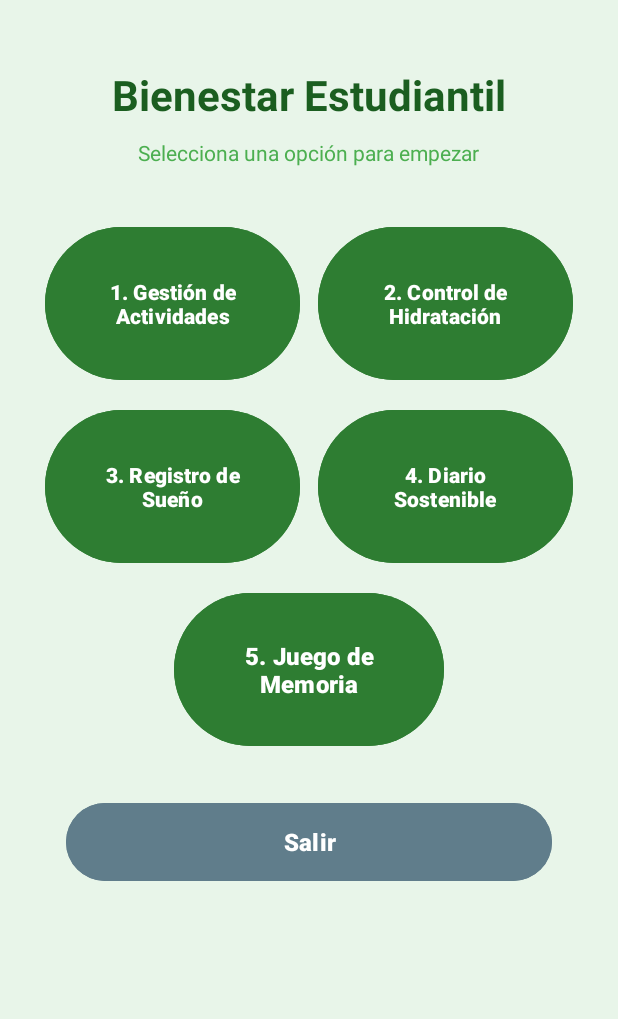
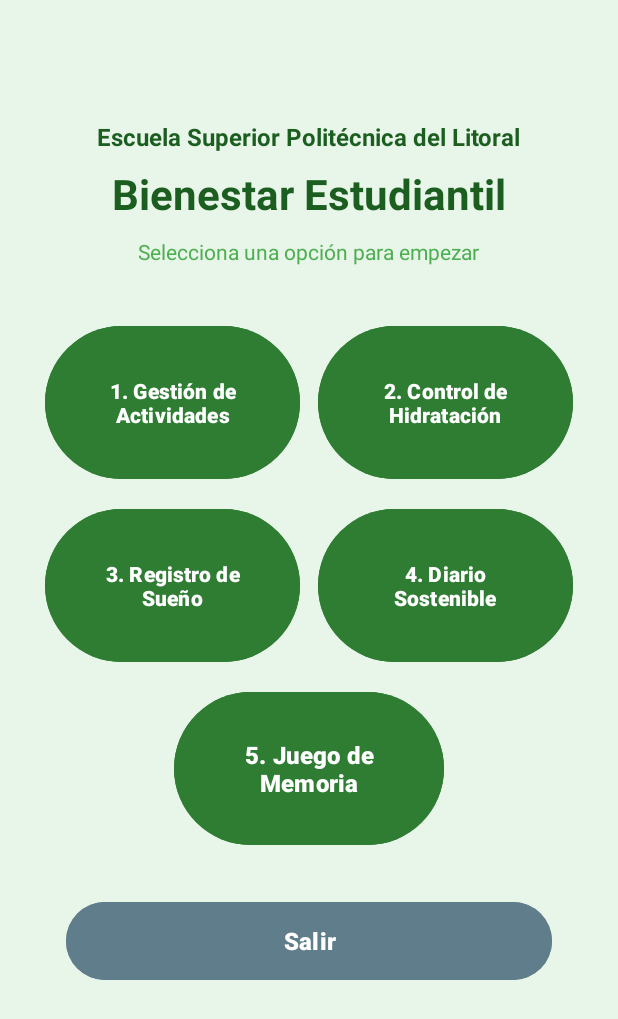
Before and after one commit to matiasnunezg/POO-P3-G05, an Android app: the screen it shows after launch (MainActivity), on a phone screen of 412 x 824 dp. Shown: the top 1019 px of the screen. Run offline under Robolectric (Android 15) with nearby library versions, the phone set to English and light mode, and no system bars.

Commit message:
Actualizacion menuV2
Otra actualizacion mas

```diff
--- a/Proyecto_G5_P3_Android/SistemaBienestarEstudiantil/app/src/main/res/layout/activity_main.xml
+++ b/Proyecto_G5_P3_Android/SistemaBienestarEstudiantil/app/src/main/res/layout/activity_main.xml
@@ -11,18 +11,32 @@
         android:layout_height="wrap_content"
         android:gravity="center_horizontal"
         android:orientation="vertical"
-        android:padding="24dp">
+        android:paddingStart="24dp"
+        android:paddingEnd="24dp"
+        android:paddingBottom="24dp"
+        android:paddingTop="80dp">
 
+        <!-- TEXTO INSTITUCIONAL -->
         <TextView
             android:layout_width="wrap_content"
             android:layout_height="wrap_content"
-            android:layout_marginTop="20dp"
+            android:text="Escuela Superior Politécnica del Litoral"
+            android:textColor="#1B5E20"
+            android:textSize="16sp"
+            android:textStyle="bold"
+            android:layout_marginBottom="8dp" />
+
+        <!-- TÍTULO PRINCIPAL -->
+        <TextView
+            android:layout_width="wrap_content"
+            android:layout_height="wrap_content"
             android:layout_marginBottom="10dp"
             android:text="Bienestar Estudiantil"
             android:textColor="#1B5E20"
             android:textSize="28sp"
             android:textStyle="bold" />
 
+        <!-- SUBTÍTULO -->
         <TextView
             android:layout_width="wrap_content"
             android:layout_height="wrap_content"
@@ -31,6 +45,7 @@
             android:textColor="#4CAF50"
             android:textSize="14sp" />
 
+        <!-- BOTONES -->
         <GridLayout
             android:layout_width="match_parent"
             android:layout_height="wrap_content"
@@ -90,7 +105,6 @@
                 android:textStyle="bold"
                 android:textColor="#FFFFFF" />
 
-            <!-- ESPACIO PARA CENTRAR EL BOTÓN -->
             <Space
                 android:layout_width="0dp"
                 android:layout_height="0dp"
@@ -98,11 +112,11 @@
 
         </GridLayout>
 
+        <!-- JUEGO DE MEMORIA -->
         <Button
             android:id="@+id/btnJuego"
             android:layout_width="180dp"
             android:layout_height="110dp"
-            android:layout_columnWeight="1"
             android:layout_margin="6dp"
             android:backgroundTint="#2E7D32"
             android:text="5. Juego de\nMemoria"
@@ -111,6 +125,7 @@
             android:textSize="16sp"
             android:textStyle="bold" />
 
+        <!-- SALIR -->
         <Button
             android:id="@+id/btnSalir"
             android:layout_width="match_parent"
```
